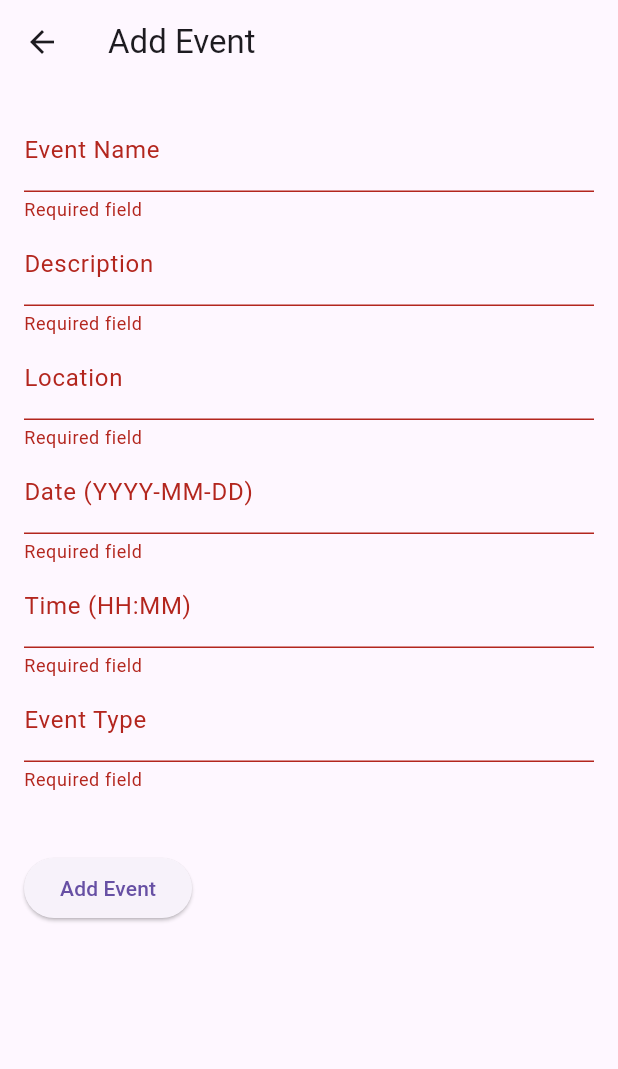
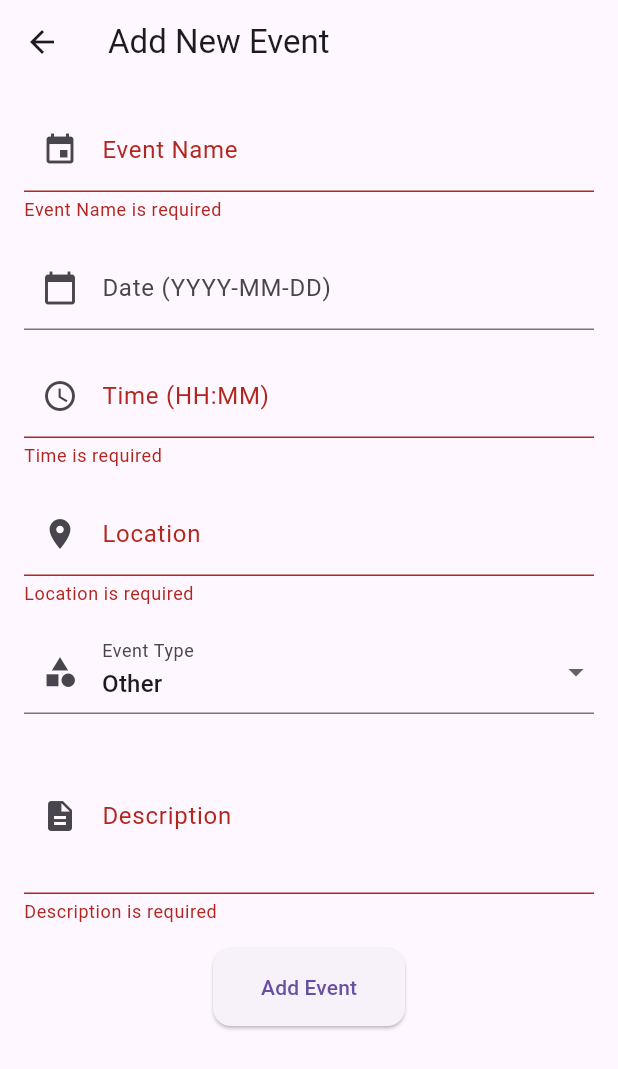
Before and after one commit to BatoulHamdan/elite_events_mobile, a Flutter app: the AddEventScreen screen opened directly, after a tap on "Add Event", on a phone screen of 412 x 824 dp. Shown: the top 1069 px of the screen. Run offline on Flutter 3.47's test engine with Material 3 defaults, Android fonts, the light colour scheme and no system bars; our stand-ins replace shared_preferences; accounts and stored records are empty.

Commit message:
Fetching events

```diff
--- a/lib/Screens/Event_Screens/add_event_screen.dart
+++ b/lib/Screens/Event_Screens/add_event_screen.dart
@@ -1,5 +1,6 @@
+import 'package:elite_events_mobile/Screens/Event_Screens/event_detail_screen.dart';
+import 'package:elite_events_mobile/Services/Event_Services/event_service.dart';
 import 'package:flutter/material.dart';
-import 'package:elite_events_mobile/Services/Event_Services/event_service.dart';
 
 class AddEventScreen extends StatefulWidget {
   const AddEventScreen({super.key});
@@ -10,106 +11,211 @@ class AddEventScreen extends StatefulWidget {
 
 class AddEventScreenState extends State<AddEventScreen> {
   final _formKey = GlobalKey<FormState>();
-  final EventService eventService = EventService();
 
-  String eventName = '';
-  String description = '';
-  String location = '';
-  String date = '';
-  String time = '';
-  String eventType = '';
-
-  bool isLoading = false;
-  String errorMessage = '';
+  // Controllers for event details
+  final TextEditingController _eventNameController = TextEditingController();
+  final TextEditingController _dateController = TextEditingController();
+  final TextEditingController _timeController = TextEditingController();
+  final TextEditingController _locationController = TextEditingController();
+  final TextEditingController _descriptionController = TextEditingController();
+  String _eventType = 'other';
+  String _error = '';
+  bool _isLoading = false;
 
   Future<void> _submitForm() async {
     if (!_formKey.currentState!.validate()) return;
 
-    _formKey.currentState!.save();
-    setState(() => isLoading = true);
+    setState(() {
+      _isLoading = true;
+      _error = '';
+    });
 
     final eventData = {
-      'eventName': eventName,
-      'description': description,
-      'location': location,
-      'date': date,
-      'time': time,
-      'eventType': eventType,
+      'eventName': _eventNameController.text,
+      'date': _dateController.text,
+      'time': _timeController.text,
+      'location': _locationController.text,
+      'description': _descriptionController.text,
+      'eventType': _eventType,
     };
 
-    final response = await eventService.addEvent(eventData);
+    final response = await EventService().addEvent(eventData);
 
-    setState(() => isLoading = false);
+    setState(() {
+      _isLoading = false;
+    });
 
     if (response.containsKey('error')) {
-      setState(() => errorMessage = response['error']);
+      setState(() {
+        _error = response['error'];
+      });
     } else {
+      final eventId = response['data']['_id'];
       if (!mounted) return;
-      ScaffoldMessenger.of(context).showSnackBar(
-        const SnackBar(content: Text('Event added successfully!')),
+      Navigator.push(
+        context,
+        MaterialPageRoute(
+          builder: (context) => EventDetailScreen(eventId: eventId),
+        ),
       );
-      Navigator.pop(context);
     }
+  }
+
+  @override
+  void dispose() {
+    _eventNameController.dispose();
+    _dateController.dispose();
+    _timeController.dispose();
+    _locationController.dispose();
+    _descriptionController.dispose();
+    super.dispose();
   }
 
   @override
   Widget build(BuildContext context) {
     return Scaffold(
-      appBar: AppBar(title: const Text('Add Event')),
+      appBar: AppBar(title: const Text('Add New Event')),
       body: Padding(
         padding: const EdgeInsets.all(16.0),
         child: Form(
           key: _formKey,
           child: SingleChildScrollView(
             child: Column(
-              crossAxisAlignment: CrossAxisAlignment.start,
               children: [
+                if (_error.isNotEmpty) ...[
+                  Text(_error, style: const TextStyle(color: Colors.red)),
+                  const SizedBox(height: 16),
+                ],
+
+                // Event Name Field
                 TextFormField(
-                  decoration: const InputDecoration(labelText: 'Event Name'),
+                  controller: _eventNameController,
+                  decoration: const InputDecoration(
+                    labelText: 'Event Name',
+                    prefixIcon: Icon(Icons.event),
+                  ),
                   validator:
-                      (value) => value!.isEmpty ? 'Required field' : null,
-                  onSaved: (value) => eventName = value!,
+                      (value) =>
+                          value!.isEmpty ? 'Event Name is required' : null,
                 ),
+                const SizedBox(height: 16),
+
+                // Date Field
                 TextFormField(
-                  decoration: const InputDecoration(labelText: 'Description'),
-                  validator:
-                      (value) => value!.isEmpty ? 'Required field' : null,
-                  onSaved: (value) => description = value!,
-                ),
-                TextFormField(
-                  decoration: const InputDecoration(labelText: 'Location'),
-                  validator:
-                      (value) => value!.isEmpty ? 'Required field' : null,
-                  onSaved: (value) => location = value!,
-                ),
-                TextFormField(
+                  controller: _dateController,
                   decoration: const InputDecoration(
                     labelText: 'Date (YYYY-MM-DD)',
+                    prefixIcon: Icon(Icons.calendar_today),
+                  ),
+                  onTap: () async {
+                    DateTime? pickedDate = await showDatePicker(
+                      context: context,
+                      initialDate: DateTime.now(),
+                      firstDate: DateTime(1900),
+                      lastDate: DateTime(3000),
+                    );
+                    if (pickedDate != null) {
+                      _dateController.text =
+                          '${pickedDate.year}-${pickedDate.month}-${pickedDate.day}';
+                    }
+                  },
+                ),
+                const SizedBox(height: 16),
+
+                // Time Field
+                TextFormField(
+                  controller: _timeController,
+                  decoration: const InputDecoration(
+                    labelText: 'Time (HH:MM)',
+                    prefixIcon: Icon(Icons.access_time),
                   ),
                   validator:
-                      (value) => value!.isEmpty ? 'Required field' : null,
-                  onSaved: (value) => date = value!,
+                      (value) => value!.isEmpty ? 'Time is required' : null,
                 ),
+                const SizedBox(height: 16),
+
+                // Location Field
                 TextFormField(
-                  decoration: const InputDecoration(labelText: 'Time (HH:MM)'),
+                  controller: _locationController,
+                  decoration: const InputDecoration(
+                    labelText: 'Location',
+                    prefixIcon: Icon(Icons.location_on),
+                  ),
                   validator:
-                      (value) => value!.isEmpty ? 'Required field' : null,
-                  onSaved: (value) => time = value!,
+                      (value) => value!.isEmpty ? 'Location is required' : null,
                 ),
+                const SizedBox(height: 16),
+
+                // Event Type Selection
+                DropdownButtonFormField<String>(
+                  value: _eventType,
+                  onChanged: (value) {
+                    setState(() {
+                      _eventType = value!;
+                    });
+                  },
+                  items: const [
+                    DropdownMenuItem(
+                      value: 'Birthday',
+                      child: Text('Birthday'),
+                    ),
+                    DropdownMenuItem(
+                      value: 'Conference',
+                      child: Text('Conference'),
+                    ),
+                    DropdownMenuItem(
+                      value: 'Engagement',
+                      child: Text('Engagement'),
+                    ),
+                    DropdownMenuItem(value: 'Wedding', child: Text('Wedding')),
+                    DropdownMenuItem(
+                      value: 'Festival',
+                      child: Text('Festival'),
+                    ),
+                    DropdownMenuItem(
+                      value: 'Workshop',
+                      child: Text('Workshop'),
+                    ),
+                    DropdownMenuItem(value: 'other', child: Text('Other')),
+                  ],
+                  decoration: const InputDecoration(
+                    labelText: 'Event Type',
+                    prefixIcon: Icon(Icons.category),
+                  ),
+                  validator:
+                      (value) =>
+                          value == null ? 'Event Type is required' : null,
+                ),
+                const SizedBox(height: 16),
+
+                // Description Field
                 TextFormField(
-                  decoration: const InputDecoration(labelText: 'Event Type'),
+                  controller: _descriptionController,
+                  decoration: const InputDecoration(
+                    labelText: 'Description',
+                    prefixIcon: Icon(Icons.description),
+                  ),
+                  maxLines: 3,
                   validator:
-                      (value) => value!.isEmpty ? 'Required field' : null,
-                  onSaved: (value) => eventType = value!,
+                      (value) =>
+                          value!.isEmpty ? 'Description is required' : null,
                 ),
-                const SizedBox(height: 20),
-                if (errorMessage.isNotEmpty)
-                  Text(errorMessage, style: const TextStyle(color: Colors.red)),
-                const SizedBox(height: 20),
-                isLoading
+                const SizedBox(height: 16),
+
+                // Submit Button or Loading Indicator
+                _isLoading
                     ? const Center(child: CircularProgressIndicator())
                     : ElevatedButton(
                       onPressed: _submitForm,
+                      style: ElevatedButton.styleFrom(
+                        padding: const EdgeInsets.symmetric(
+                          vertical: 16,
+                          horizontal: 32,
+                        ),
+                        shape: RoundedRectangleBorder(
+                          borderRadius: BorderRadius.circular(12),
+                        ),
+                      ),
                       child: const Text('Add Event'),
                     ),
               ],
--- a/lib/Screens/Event_Screens/event_detail_screen.dart
+++ b/lib/Screens/Event_Screens/event_detail_screen.dart
@@ -32,7 +32,7 @@ class EventDetailScreenState extends State<EventDetailScreen> {
       });
     } else {
       setState(() {
-        eventDetails = response;
+        eventDetails = response['data']['event'];
         isLoading = false;
       });
     }
@@ -59,7 +59,7 @@ class EventDetailScreenState extends State<EventDetailScreen> {
                   crossAxisAlignment: CrossAxisAlignment.start,
                   children: [
                     Text(
-                      eventDetails?['title'] ?? 'No Title',
+                      eventDetails?['eventName'] ?? 'No Title',
                       style: const TextStyle(
                         fontSize: 24,
                         fontWeight: FontWeight.bold,
--- a/lib/Screens/Event_Screens/events_screen.dart
+++ b/lib/Screens/Event_Screens/events_screen.dart
@@ -65,7 +65,6 @@ class EventsScreenState extends State<EventsScreen> {
                         event['eventName'],
                         style: const TextStyle(fontWeight: FontWeight.bold),
                       ),
-                      subtitle: Text(event['date'] ?? 'No date provided'),
                       trailing: const Icon(Icons.arrow_forward_ios, size: 16),
                       onTap: () {
                         Navigator.push(
```
